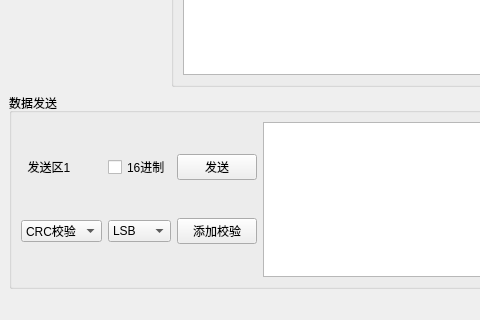
Qt form gui.ui (TjfCCC123/ComMonitor) before a commit; both pictures show x 0 to 480 and y 408 to 728 of the 1161 by 728 pixel window.
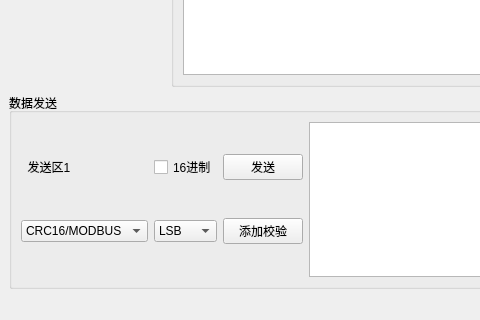
The same form after that commit.

```diff
--- a/gui.ui
+++ b/gui.ui
@@ -391,7 +391,7 @@
               <widget class="QComboBox" name="comboBox_check">
                <item>
                 <property name="text">
-                 <string>CRC校验</string>
+                 <string>CRC16/MODBUS</string>
                 </property>
                </item>
               </widget>
```
Left out of the diff: 3 changed lines with no effect on the pictures.
